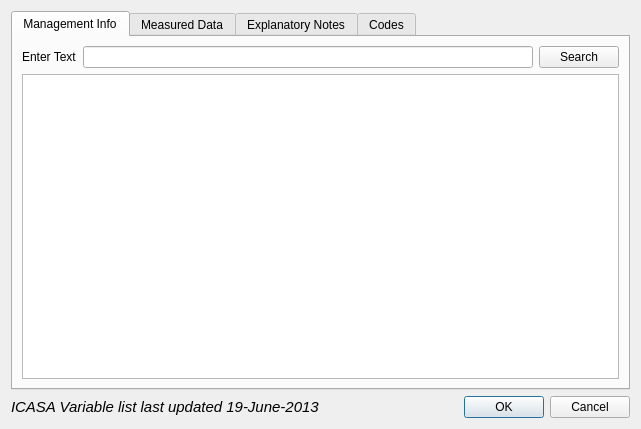
The window that src/MacsurAdapter/gui/madvariablemanagerbase.ui (arkygeek/MAD) describes before a commit, drawn with Qt 5.
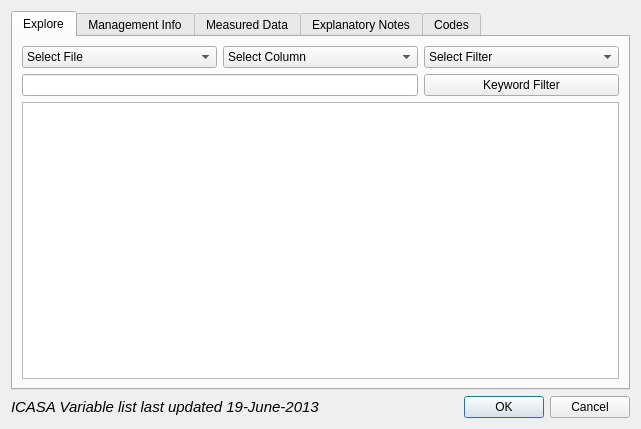
The same window after the commit. The open tabs and pages were chosen to show the change.

```diff
--- a/src/MacsurAdapter/gui/madvariablemanagerbase.ui
+++ b/src/MacsurAdapter/gui/madvariablemanagerbase.ui
@@ -19,6 +19,98 @@
      <property name="currentIndex">
       <number>0</number>
      </property>
+     <widget class="QWidget" name="tabExplore">
+      <attribute name="title">
+       <string>Explore</string>
+      </attribute>
+      <layout class="QGridLayout" name="gridLayout_3">
+       <item row="0" column="1">
+        <widget class="QComboBox" name="cbSelectColumn">
+         <item>
+          <property name="text">
+           <string>Select Column</string>
+          </property>
+         </item>
+        </widget>
+       </item>
+       <item row="1" column="2">
+        <widget class="QPushButton" name="pbKeywordFilter">
+         <property name="text">
+          <string>Keyword Filter</string>
+         </property>
+        </widget>
+       </item>
+       <item row="0" column="2">
+        <widget class="QComboBox" name="cbSelectFilter">
+         <item>
+          <property name="text">
+           <string>Select Filter</string>
+          </property>
+         </item>
+        </widget>
+       </item>
+       <item row="1" column="0" colspan="2">
+        <widget class="QLineEdit" name="ledKeyword"/>
+       </item>
+       <item row="0" column="0">
+        <widget class="QComboBox" name="cbSelectFile">
+         <item>
+          <property name="text">
+           <string>Select File</string>
+          </property>
+         </item>
+         <item>
+          <property name="text">
+           <string>management_info.csv</string>
+          </property>
+         </item>
+         <item>
+          <property name="text">
+           <string>measured_data.csv</string>
+          </property>
+         </item>
+         <item>
+          <property name="text">
+           <string>explanatory_notes.csv</string>
+          </property>
+         </item>
+         <item>
+          <property name="text">
+           <string>climate_codes.csv</string>
+          </property>
+         </item>
+         <item>
+          <property name="text">
+           <string>crop_codes.csv</string>
+          </property>
+         </item>
+         <item>
+          <property name="text">
+           <string>management_codes.csv</string>
+          </property>
+         </item>
+         <item>
+          <property name="text">
+           <string>metadata_codes.csv</string>
+          </property>
+         </item>
+         <item>
+          <property name="text">
+           <string>other_codes.csv</string>
+          </property>
+         </item>
+         <item>
+          <property name="text">
+           <string>pest_codes.csv</string>
+          </property>
+         </item>
+        </widget>
+       </item>
+       <item row="2" column="0" colspan="3">
+        <widget class="QTableView" name="tbvwExplore"/>
+       </item>
+      </layout>
+     </widget>
      <widget class="QWidget" name="tabMgmtInfo">
       <attribute name="title">
        <string>Management Info</string>
```
Left out of the diff: 66 changed lines with no effect on the pictures.
